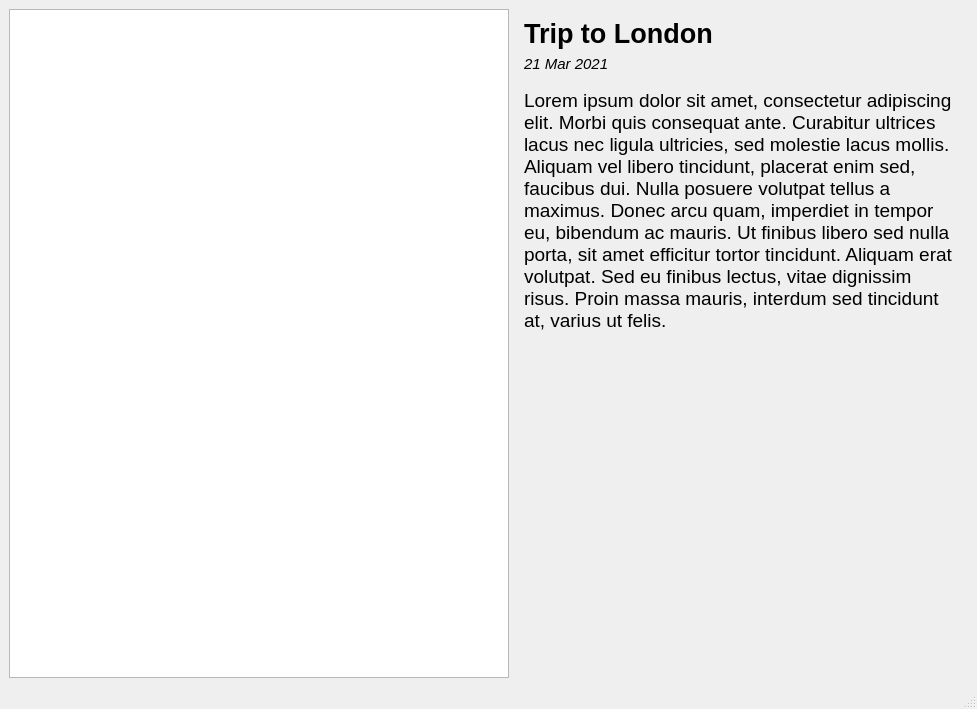
Before: the Qt Designer form src/MainWindow.ui in Kirtsim/Memo-client-gui, drawn with Qt 5.
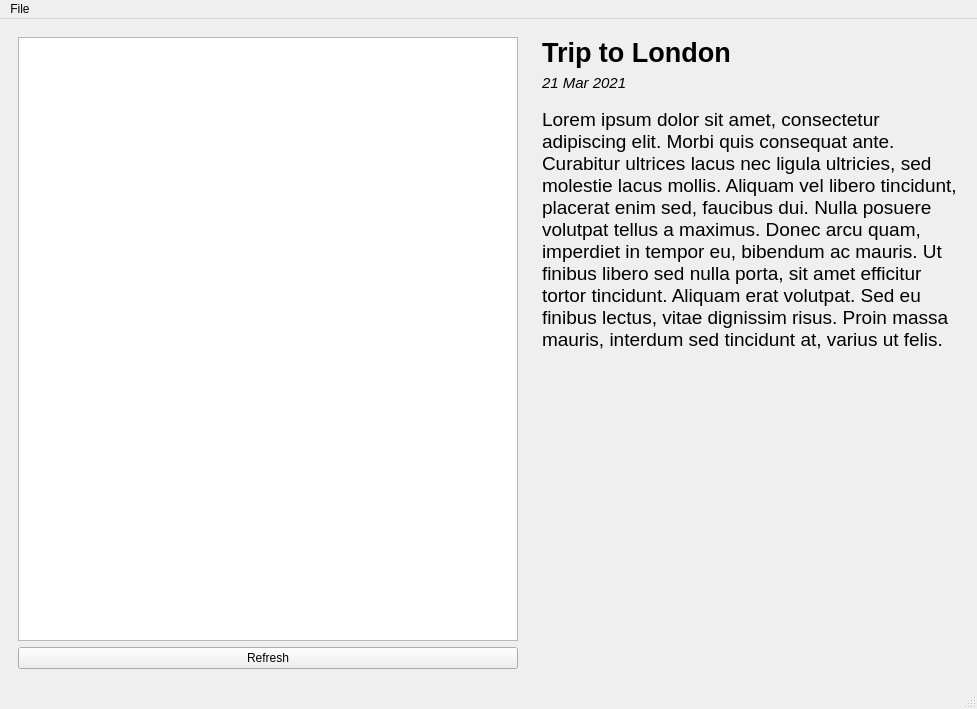
After: the same form once the commit is applied.

Commit message: Add functionality to fetch and display Memos in MainWindow.

The edit to the form file:
```diff
--- a/src/MainWindow.ui
+++ b/src/MainWindow.ui
@@ -16,6 +16,9 @@
   <widget class="QWidget" name="centralwidget">
    <layout class="QHBoxLayout" name="horizontalLayout">
     <item>
+     <widget class="QWidget" name="widget" native="true">
+      <layout class="QVBoxLayout" name="verticalLayout_2">
+       <item>
      <widget class="QListView" name="memoListView">
       <property name="minimumSize">
        <size>
@@ -26,6 +29,16 @@
      </widget>
     </item>
     <item>
+        <widget class="QPushButton" name="refreshButton">
+         <property name="text">
+          <string>Refresh</string>
+         </property>
+        </widget>
+       </item>
+      </layout>
+     </widget>
+    </item>
+    <item>
      <widget class="QWidget" name="memoDetailContainer" native="true">
       <property name="minimumSize">
        <size>
@@ -137,6 +150,13 @@
      <height>22</height>
     </rect>
    </property>
+   <widget class="QMenu" name="menuFile">
+    <property name="title">
+     <string>File</string>
+    </property>
+    <addaction name="actionRefresh_2"/>
+   </widget>
+   <addaction name="menuFile"/>
   </widget>
   <widget class="QStatusBar" name="statusbar"/>
  </widget>
```
Left out of the diff: 15 changed lines with no effect on the pictures. Lines whose indentation alone changed are shown as unchanged. The commit also changes 2 other files.
